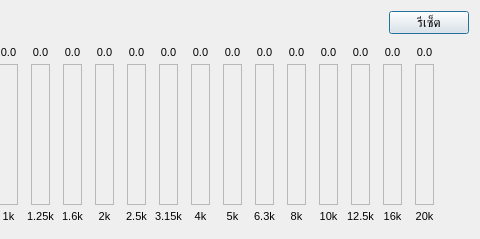
Before: the Qt Designer form FXDialogs/EQ31BandDialog.ui in pie62/HandyKaraoke, drawn with Qt 5; both pictures show x 563 to 1043 and y 0 to 239 of the 1043 by 239 pixel window.
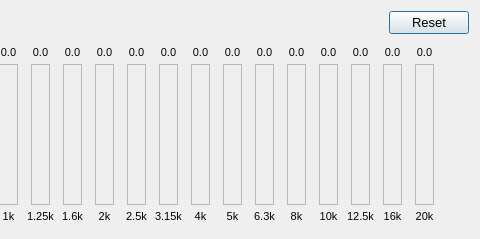
After: the same form once the commit is applied. Icons and pictures are not drawn. Custom widgets are drawn as their Qt base class.

Commit message: change reset effect button text

The edit to the form file:
```diff
--- a/FXDialogs/EQ31BandDialog.ui
+++ b/FXDialogs/EQ31BandDialog.ui
@@ -50,7 +50,7 @@
      <item>
       <widget class="QPushButton" name="btnReset">
        <property name="text">
-        <string>รีเซ็ต</string>
+        <string>Reset</string>
        </property>
       </widget>
      </item>
```
The commit also changes 7 other files.
